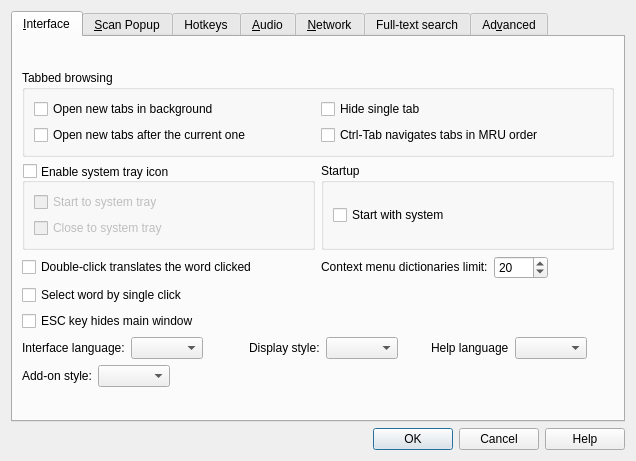
First picture: the form in src/ui/forms/preferences.ui, repository FrightenedFoxCN/goldendict, before the edit.
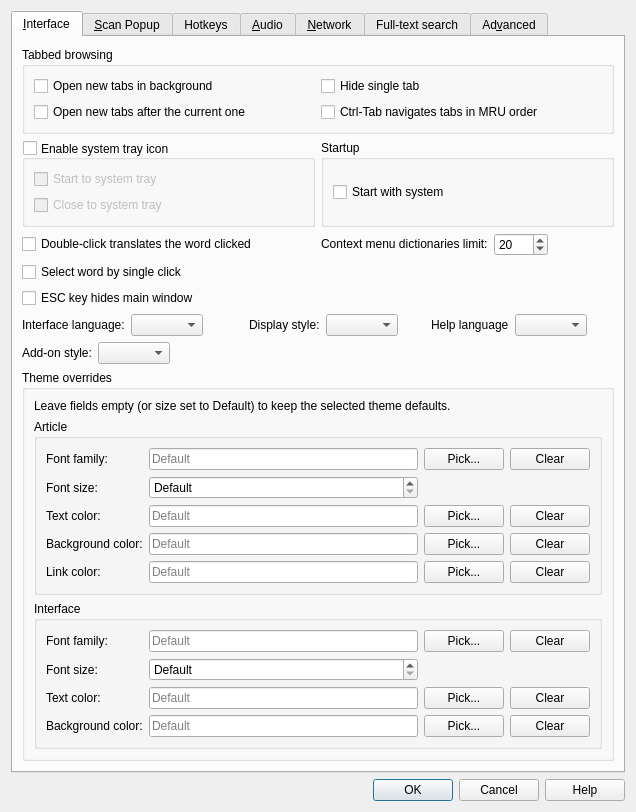
Second picture: the form after the edit. Icons and pictures are not drawn. Custom widgets are drawn as their Qt base class.

Commit message: feat: add theme customization preferences for articles and UI

```diff
--- a/src/ui/forms/preferences.ui
+++ b/src/ui/forms/preferences.ui
@@ -307,6 +307,305 @@
          </item>
         </layout>
        </item>
+          <item row="9" column="0" colspan="2">
+           <widget class="QGroupBox" name="themeOverridesGroup">
+            <property name="title">
+             <string>Theme overrides</string>
+            </property>
+            <layout class="QVBoxLayout" name="verticalLayout_themeOverrides">
+             <item>
+              <widget class="QLabel" name="themeOverridesHint">
+               <property name="text">
+            <string>Leave fields empty (or size set to Default) to keep the selected theme defaults.</string>
+               </property>
+               <property name="wordWrap">
+            <bool>true</bool>
+               </property>
+              </widget>
+             </item>
+             <item>
+              <widget class="QGroupBox" name="articleThemeGroup">
+               <property name="title">
+            <string>Article</string>
+               </property>
+               <layout class="QGridLayout" name="gridLayout_articleTheme">
+            <item row="0" column="0">
+             <widget class="QLabel" name="articleFontFamilyLabel">
+              <property name="text">
+               <string>Font family:</string>
+              </property>
+             </widget>
+            </item>
+            <item row="0" column="1">
+             <widget class="QLineEdit" name="articleFontFamily">
+              <property name="placeholderText">
+               <string>Default</string>
+              </property>
+             </widget>
+            </item>
+            <item row="0" column="2">
+             <widget class="QPushButton" name="articleFontPick">
+              <property name="text">
+               <string>Pick...</string>
+              </property>
+             </widget>
+            </item>
+            <item row="0" column="3">
+             <widget class="QPushButton" name="articleFontClear">
+              <property name="text">
+               <string>Clear</string>
+              </property>
+             </widget>
+            </item>
+            <item row="1" column="0">
+             <widget class="QLabel" name="articleFontSizeLabel">
+              <property name="text">
+               <string>Font size:</string>
+              </property>
+             </widget>
+            </item>
+            <item row="1" column="1">
+             <widget class="QSpinBox" name="articleFontSize">
+              <property name="minimum">
+               <number>0</number>
+              </property>
+              <property name="maximum">
+               <number>72</number>
+              </property>
+              <property name="specialValueText">
+               <string>Default</string>
+              </property>
+             </widget>
+            </item>
+            <item row="1" column="2" colspan="2">
+             <spacer name="horizontalSpacer_articleFontSize">
+              <property name="orientation">
+               <enum>Qt::Horizontal</enum>
+              </property>
+              <property name="sizeHint" stdset="0">
+               <size>
+                <width>40</width>
+                <height>20</height>
+               </size>
+              </property>
+             </spacer>
+            </item>
+            <item row="2" column="0">
+             <widget class="QLabel" name="articleTextColorLabel">
+              <property name="text">
+               <string>Text color:</string>
+              </property>
+             </widget>
+            </item>
+            <item row="2" column="1">
+             <widget class="QLineEdit" name="articleTextColor">
+              <property name="placeholderText">
+               <string>Default</string>
+              </property>
+             </widget>
+            </item>
+            <item row="2" column="2">
+             <widget class="QPushButton" name="articleTextColorPick">
+              <property name="text">
+               <string>Pick...</string>
+              </property>
+             </widget>
+            </item>
+            <item row="2" column="3">
+             <widget class="QPushButton" name="articleTextColorClear">
+              <property name="text">
+               <string>Clear</string>
+              </property>
+             </widget>
+            </item>
+            <item row="3" column="0">
+             <widget class="QLabel" name="articleBackgroundColorLabel">
+              <property name="text">
+               <string>Background color:</string>
+              </property>
+             </widget>
+            </item>
+            <item row="3" column="1">
+             <widget class="QLineEdit" name="articleBackgroundColor">
+              <property name="placeholderText">
+               <string>Default</string>
+              </property>
+             </widget>
+            </item>
+            <item row="3" column="2">
+             <widget class="QPushButton" name="articleBackgroundColorPick">
+              <property name="text">
+               <string>Pick...</string>
+              </property>
+             </widget>
+            </item>
+            <item row="3" column="3">
+             <widget class="QPushButton" name="articleBackgroundColorClear">
+              <property name="text">
+               <string>Clear</string>
+              </property>
+             </widget>
+            </item>
+            <item row="4" column="0">
+             <widget class="QLabel" name="articleLinkColorLabel">
+              <property name="text">
+               <string>Link color:</string>
+              </property>
+             </widget>
+            </item>
+            <item row="4" column="1">
+             <widget class="QLineEdit" name="articleLinkColor">
+              <property name="placeholderText">
+               <string>Default</string>
+              </property>
+             </widget>
+            </item>
+            <item row="4" column="2">
+             <widget class="QPushButton" name="articleLinkColorPick">
+              <property name="text">
+               <string>Pick...</string>
+              </property>
+             </widget>
+            </item>
+            <item row="4" column="3">
+             <widget class="QPushButton" name="articleLinkColorClear">
+              <property name="text">
+               <string>Clear</string>
+              </property>
+             </widget>
+            </item>
+               </layout>
+              </widget>
+             </item>
+             <item>
+              <widget class="QGroupBox" name="uiThemeGroup">
+               <property name="title">
+            <string>Interface</string>
+               </property>
+               <layout class="QGridLayout" name="gridLayout_uiTheme">
+            <item row="0" column="0">
+             <widget class="QLabel" name="uiFontFamilyLabel">
+              <property name="text">
+               <string>Font family:</string>
+              </property>
+             </widget>
+            </item>
+            <item row="0" column="1">
+             <widget class="QLineEdit" name="uiFontFamily">
+              <property name="placeholderText">
+               <string>Default</string>
+              </property>
+             </widget>
+            </item>
+            <item row="0" column="2">
+             <widget class="QPushButton" name="uiFontPick">
+              <property name="text">
+               <string>Pick...</string>
+              </property>
+             </widget>
+            </item>
+            <item row="0" column="3">
+             <widget class="QPushButton" name="uiFontClear">
+              <property name="text">
+               <string>Clear</string>
+              </property>
+             </widget>
+            </item>
+            <item row="1" column="0">
+             <widget class="QLabel" name="uiFontSizeLabel">
+              <property name="text">
+               <string>Font size:</string>
+              </property>
+             </widget>
+            </item>
+            <item row="1" column="1">
+             <widget class="QSpinBox" name="uiFontSize">
+              <property name="minimum">
+               <number>0</number>
+              </property>
+              <property name="maximum">
+               <number>72</number>
+              </property>
+              <property name="specialValueText">
+               <string>Default</string>
+              </property>
+             </widget>
+            </item>
+            <item row="1" column="2" colspan="2">
+             <spacer name="horizontalSpacer_uiFontSize">
+              <property name="orientation">
+               <enum>Qt::Horizontal</enum>
+              </property>
+              <property name="sizeHint" stdset="0">
+               <size>
+                <width>40</width>
+                <height>20</height>
+               </size>
+              </property>
+             </spacer>
+            </item>
+            <item row="2" column="0">
+             <widget class="QLabel" name="uiTextColorLabel">
+              <property name="text">
+               <string>Text color:</string>
+              </property>
+             </widget>
+            </item>
+            <item row="2" column="1">
+             <widget class="QLineEdit" name="uiTextColor">
+              <property name="placeholderText">
+               <string>Default</string>
+              </property>
+             </widget>
+            </item>
+            <item row="2" column="2">
+             <widget class="QPushButton" name="uiTextColorPick">
+              <property name="text">
+               <string>Pick...</string>
+              </property>
+             </widget>
+            </item>
+            <item row="2" column="3">
+             <widget class="QPushButton" name="uiTextColorClear">
+              <property name="text">
+               <string>Clear</string>
+              </property>
+             </widget>
+            </item>
+            <item row="3" column="0">
+             <widget class="QLabel" name="uiBackgroundColorLabel">
+              <property name="text">
+               <string>Background color:</string>
+              </property>
+             </widget>
+            </item>
+            <item row="3" column="1">
+             <widget class="QLineEdit" name="uiBackgroundColor">
+              <property name="placeholderText">
+               <string>Default</string>
+              </property>
+             </widget>
+            </item>
+            <item row="3" column="2">
+             <widget class="QPushButton" name="uiBackgroundColorPick">
+              <property name="text">
+               <string>Pick...</string>
+              </property>
+             </widget>
+            </item>
+            <item row="3" column="3">
+             <widget class="QPushButton" name="uiBackgroundColorClear">
+              <property name="text">
+               <string>Clear</string>
+              </property>
+             </widget>
+            </item>
+               </layout>
+              </widget>
+             </item>
+            </layout>
+           </widget>
+          </item>
        <item row="10" column="0" colspan="2">
         <spacer name="verticalSpacer">
          <property name="orientation">
```
The commit also changes 5 other files.
